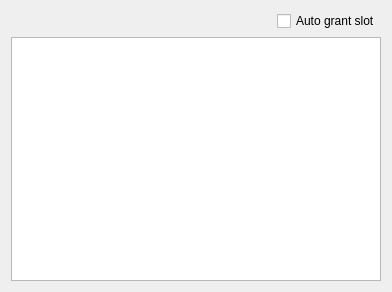
Before: the Qt Designer form eiskaltdcpp/ui/UIFavoriteUsers.ui in eiskaltdcpp/eiskaltdcpp, drawn with Qt 5.
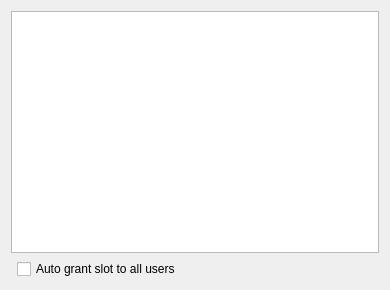
After: the same form once the commit is applied.

```diff
--- a/eiskaltdcpp/ui/UIFavoriteUsers.ui
+++ b/eiskaltdcpp/ui/UIFavoriteUsers.ui
@@ -6,15 +6,15 @@
    <rect>
     <x>0</x>
     <y>0</y>
-    <width>392</width>
-    <height>292</height>
+    <width>390</width>
+    <height>290</height>
    </rect>
   </property>
   <property name="windowTitle">
    <string>Form</string>
   </property>
   <layout class="QGridLayout" name="gridLayout">
-   <item row="1" column="0" colspan="2">
+   <item row="1" column="0" colspan="3">
     <widget class="QTreeView" name="treeView">
      <property name="editTriggers">
       <set>QAbstractItemView::NoEditTriggers</set>
@@ -33,14 +33,14 @@
      </property>
     </widget>
    </item>
-   <item row="0" column="1">
+   <item row="2" column="1">
     <widget class="QCheckBox" name="checkBox_AUTOGRANT">
      <property name="text">
-      <string>Auto grant slot</string>
+      <string>Auto grant slot to all users</string>
      </property>
     </widget>
    </item>
-   <item row="0" column="0">
+   <item row="2" column="2">
     <spacer name="horizontalSpacer">
      <property name="orientation">
       <enum>Qt::Horizontal</enum>
```
